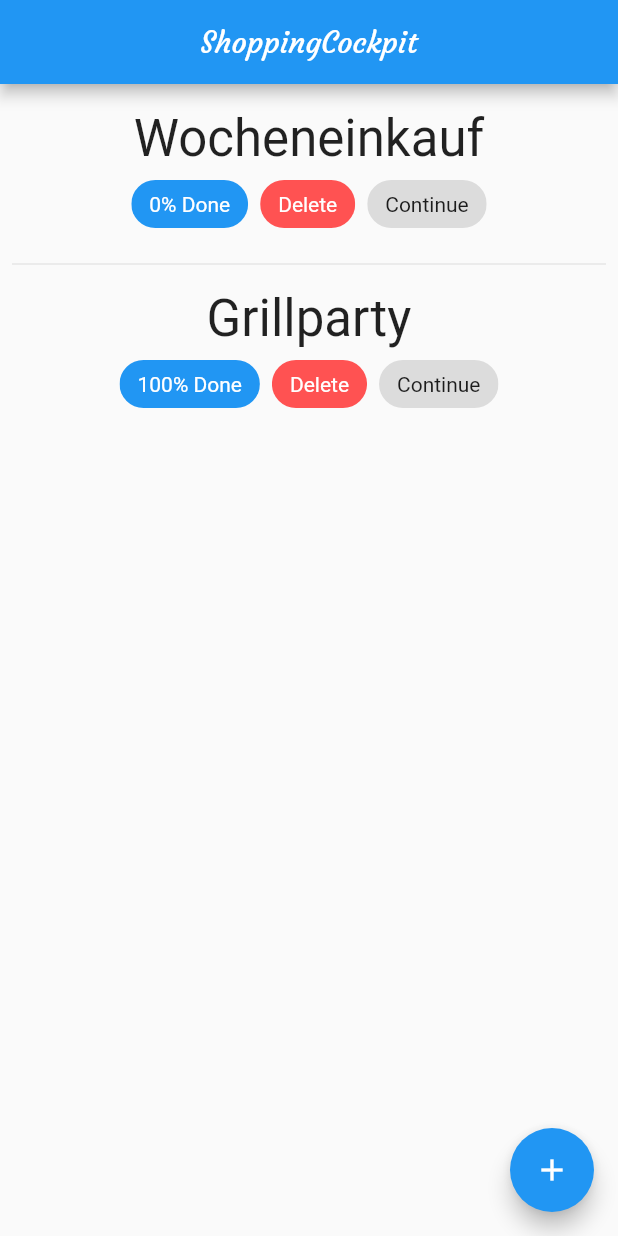
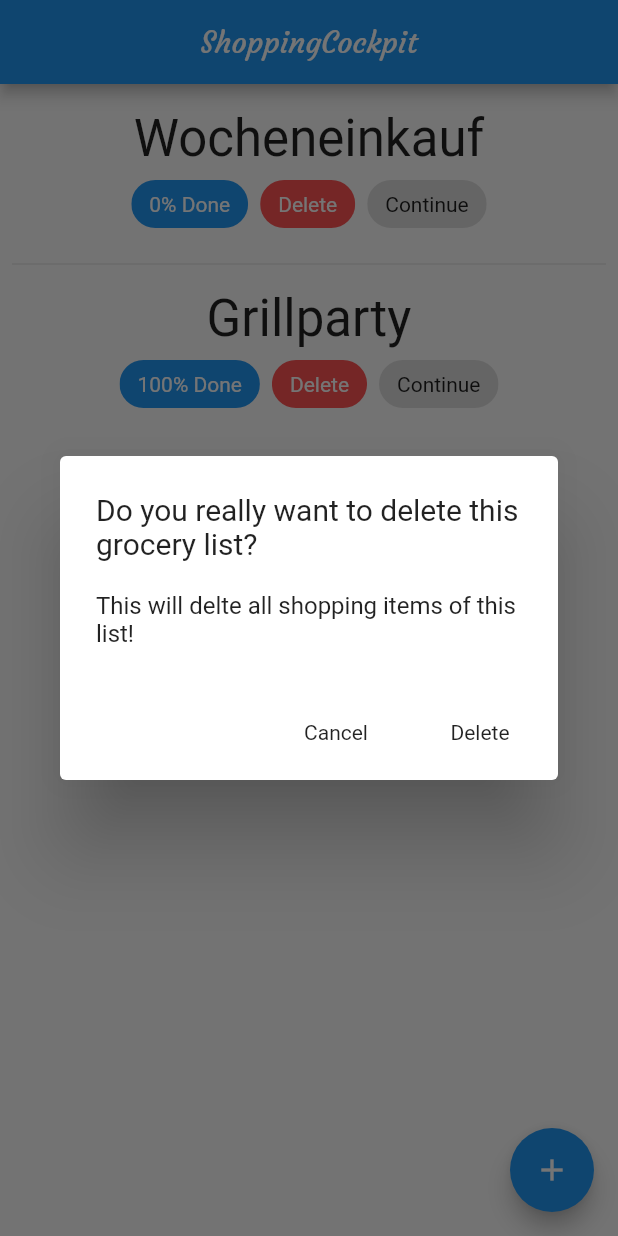
Before and after one commit to EliasDolinsek/shopping_cockpit, a Flutter app: the screen it shows after launch, after a tap on "Delete", on a phone screen of 412 x 824 dp. Run offline on Flutter 3.47's test engine with Material 2 defaults, Android fonts, the phone set to English and light mode, and no system bars; Roboto replaces fonts that are missing (Roboto-Regular).

Commit message:
Implemented delete function for grocery-list

```diff
--- a/lib/layouts/grocery_list_layout.dart
+++ b/lib/layouts/grocery_list_layout.dart
@@ -24,8 +24,12 @@ class _GroceryListLayoutState extends State<GroceryListLayout> {
           ),
       itemCount: widget.database.grocerysLists.length,
       itemBuilder: (BuildContext context, int index) {
-        return GroceryItemUI(widget.database.grocerysLists.elementAt(index));
+        return GroceryItemUI(widget.database.grocerysLists.elementAt(index), (){
+          setState(() {
+            widget.database.grocerysLists.removeAt(index);
+          });
+        });
       },
     );
-  }
 }
+}
--- a/lib/uis/grocery_item_ui.dart
+++ b/lib/uis/grocery_item_ui.dart
@@ -5,16 +5,22 @@ import '../pages/grocey_list_editor_page.dart';
 
 class GroceryItemUI extends StatelessWidget {
   final GroceryList groceryList;
+  final Function onDeleteRequest;
 
-  GroceryItemUI(this.groceryList);
+  GroceryItemUI(this.groceryList, this.onDeleteRequest);
 
   @override
   Widget build(BuildContext context) {
     return Padding(
       padding: EdgeInsets.all(8),
       child: InkWell(
-        onTap: (){
-          Navigator.push(context, MaterialPageRoute(builder: (BuildContext context) => GroceyListEditorPage(groceryList: groceryList,)));
+        onTap: () {
+          Navigator.push(
+              context,
+              MaterialPageRoute(
+                  builder: (BuildContext context) => GroceyListEditorPage(
+                        groceryList: groceryList,
+                      )));
         },
         child: Column(
           children: <Widget>[
@@ -38,14 +44,41 @@ class GroceryItemUI extends StatelessWidget {
                       "Delete",
                       style: TextStyle(color: Colors.white),
                     ),
-                    onPressed: () {},
+                    onPressed: () {
+                      showDialog(
+                          context: context,
+                          builder: (BuildContext context) => AlertDialog(
+                                title: Text(
+                                    "Do you really want to delete this grocery list?"),
+                                content: Text(
+                                    "This will delte all shopping items of this list!"),
+                                actions: <Widget>[
+                                  MaterialButton(
+                                    child: Text("Cancel"),
+                                    onPressed: () {
+                                      Navigator.pop(context);
+                                    },
+                                  ),
+                                  MaterialButton(
+                                    child: Text("Delete"),
+                                    onPressed: () {
+                                      Navigator.pop(context, true);
+                                    },
+                                  )
+                                ],
+                              )).then((onValue) {
+                        if (onValue) {
+                          onDeleteRequest();
+                        }
+                      });
+                    },
                   ),
                 ),
                 Padding(
                   padding: EdgeInsets.only(left: 8),
                   child: ActionChip(
                     label: Text("Continue"),
-                    onPressed: (){},
+                    onPressed: () {},
                   ),
                 )
               ],
```
Also changed, not shown: 1 other file.
